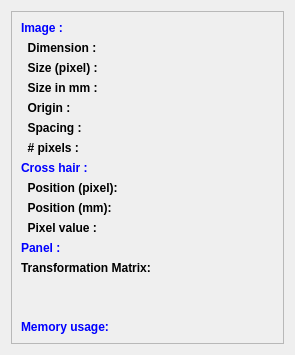
Above: vv/qt_ui/vvInfoPanel.ui from open-vv/vv before the change. Below: the same form after it.
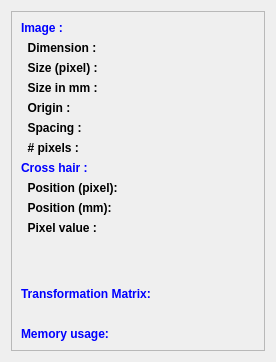
That is the form after the change.

Commit message: Remove "Panel" textlabel

What changed in the file:
```diff
--- a/vv/qt_ui/vvInfoPanel.ui
+++ b/vv/qt_ui/vvInfoPanel.ui
@@ -6,8 +6,8 @@
    <rect>
     <x>0</x>
     <y>0</y>
-    <width>295</width>
-    <height>355</height>
+    <width>276</width>
+    <height>362</height>
    </rect>
   </property>
   <property name="sizePolicy">
@@ -30,12 +30,8 @@
        <rect>
         <x>0</x>
         <y>0</y>
-        vvInfoPanel.ui
-        <width>281</width>
-        <height>341</height>
-        <width>281</width>
-        <height>425</height>
-        1.3
+        <width>262</width>
+        <height>348</height>
        </rect>
       </property>
       <layout class="QGridLayout" name="gridLayout">
@@ -351,22 +347,6 @@
          </property>
         </widget>
        </item>
-       <item row="11" column="0">
-        <widget class="QLabel" name="viewsStaticLabel">
-         <property name="sizePolicy">
-          <sizepolicy hsizetype="Preferred" vsizetype="Fixed">
-           <horstretch>0</horstretch>
-           <verstretch>0</verstretch>
-          </sizepolicy>
-         </property>
-         <property name="text">
-          <string>&lt;html&gt;&lt;head&gt;&lt;meta name=&quot;qrichtext&quot; content=&quot;1&quot; /&gt;&lt;style type=&quot;text/css&quot;&gt;
-p, li { white-space: pre-wrap; }
-&lt;/style&gt;&lt;/head&gt;&lt;body style=&quot; font-family:'Sans Serif'; font-size:9pt; font-weight:400; font-style:normal;&quot;&gt;
-&lt;p style=&quot; margin-top:0px; margin-bottom:0px; margin-left:0px; margin-right:0px; -qt-block-indent:0; text-indent:0px;&quot;&gt;&lt;span style=&quot; font-weight:600; color:#0000ff;&quot;&gt;Panel :&lt;/span&gt;&lt;/p&gt;&lt;/body&gt;&lt;/html&gt;</string>
-         </property>
-        </widget>
-       </item>
        <item row="11" column="1">
         <widget class="QLabel" name="ViewsLabel">
          <property name="text">
@@ -374,7 +354,7 @@
          </property>
         </widget>
        </item>
-       <item row="14" column="0" colspan="2">
+       <item row="15" column="0" colspan="2">
         <widget class="QLabel" name="transformationLabel">
          <property name="sizePolicy">
           <sizepolicy hsizetype="Expanding" vsizetype="Preferred">
@@ -390,7 +370,7 @@
          </property>
         </widget>
        </item>
-       <item row="12" column="0">
+       <item row="13" column="0">
         <widget class="QLabel" name="TransformationStaticLabel">
          <property name="sizePolicy">
           <sizepolicy hsizetype="Fixed" vsizetype="Fixed">
@@ -403,11 +383,11 @@
 &lt;html&gt;&lt;head&gt;&lt;meta name=&quot;qrichtext&quot; content=&quot;1&quot; /&gt;&lt;style type=&quot;text/css&quot;&gt;
 p, li { white-space: pre-wrap; }
 &lt;/style&gt;&lt;/head&gt;&lt;body style=&quot; font-family:'Sans Serif'; font-size:9pt; font-weight:400; font-style:normal;&quot;&gt;
-&lt;p style=&quot; margin-top:0px; margin-bottom:0px; margin-left:0px; margin-right:0px; -qt-block-indent:0; text-indent:0px;&quot;&gt;&lt;span style=&quot; font-weight:600;&quot;&gt;Transformation Matrix:&lt;/span&gt;&lt;/p&gt;&lt;/body&gt;&lt;/html&gt;</string>
+&lt;p style=&quot; margin-top:0px; margin-bottom:0px; margin-left:0px; margin-right:0px; -qt-block-indent:0; text-indent:0px;&quot;&gt;&lt;span style=&quot; font-weight:600; color:#0000ff;&quot;&gt;Transformation Matrix:&lt;/span&gt;&lt;/p&gt;&lt;/body&gt;&lt;/html&gt;</string>
          </property>
         </widget>
        </item>
-       <item row="16" column="0">
+       <item row="17" column="0">
         <widget class="QLabel" name="memoryUsageLabel">
          <property name="sizePolicy">
           <sizepolicy hsizetype="Preferred" vsizetype="Fixed">
@@ -431,6 +411,19 @@
          </property>
         </widget>
        </item>
+       <item row="12" column="0">
+        <spacer name="verticalSpacer">
+         <property name="orientation">
+          <enum>Qt::Vertical</enum>
+         </property>
+         <property name="sizeHint" stdset="0">
+          <size>
+           <width>20</width>
+           <height>40</height>
+          </size>
+         </property>
+        </spacer>
+       </item>
       </layout>
      </widget>
     </widget>
```
